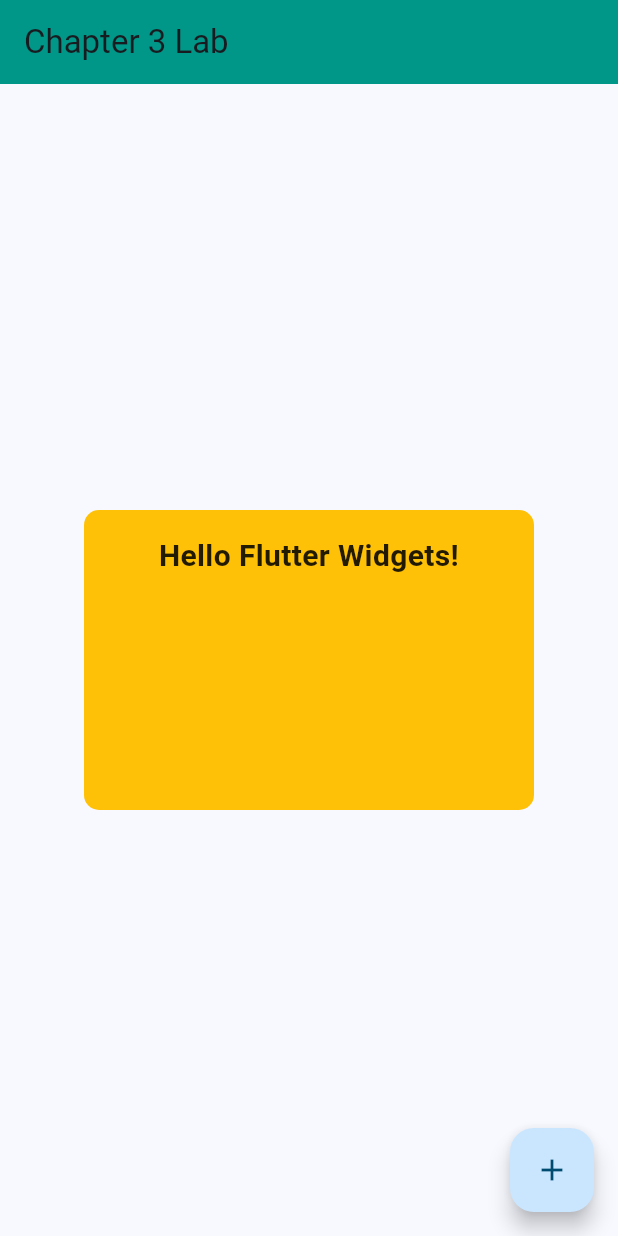
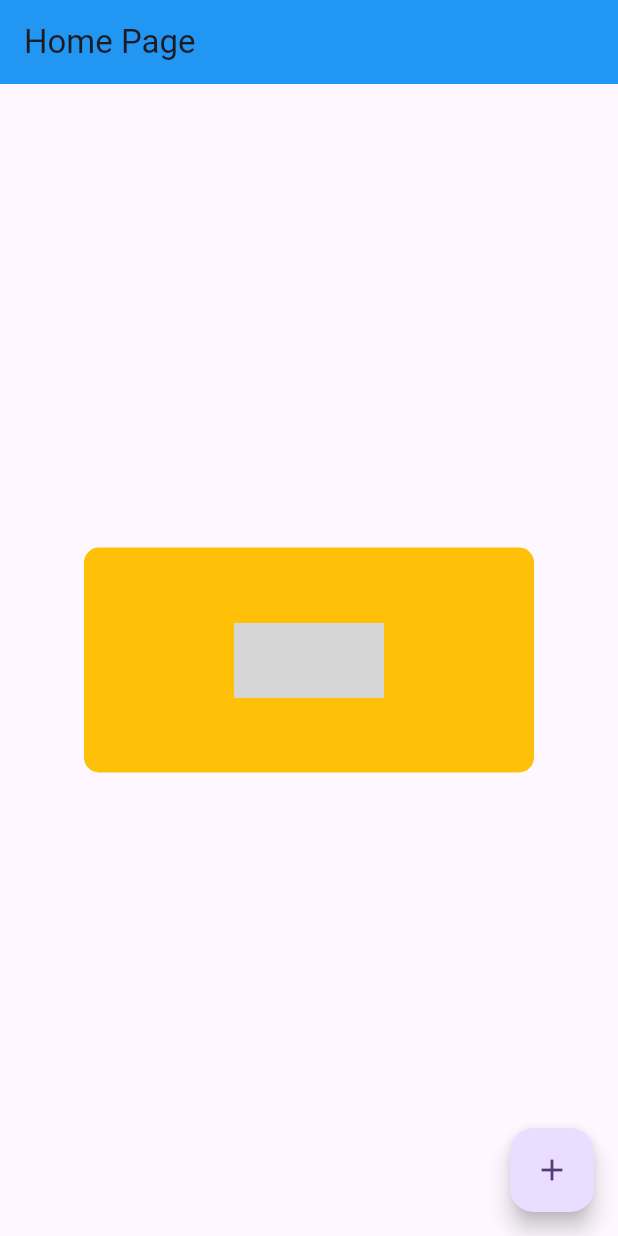
Before and after one commit to waonpimol/my_first_flutter, a Flutter app: the screen it shows after launch, on a phone screen of 412 x 824 dp. Run offline on Flutter 3.47's test engine with Material 3 defaults, Android fonts, the phone set to English and light mode, and no system bars; grey boxes are pictures that could not be loaded.

Commit message:
add container images

```diff
--- a/lib/main.dart
+++ b/lib/main.dart
@@ -13,42 +13,43 @@ class MyApp extends StatelessWidget {
   Widget build(BuildContext context) {
     // เมธอด build() ส่งคืนโครงสร้างต้นไม้วิดเจ็ตสำหรับวิดเจ็ตนี้
     return MaterialApp(
+      title: 'My Awesome App',
+      debugShowCheckedModeBanner: false, // ซ่อนแบนเนอร์ debug
       theme: ThemeData(
-        colorScheme: ColorScheme.fromSeed(seedColor: Colors.lightBlue)
+        colorScheme: ColorScheme.fromSeed(seedColor: Colors.deepPurple),
+        useMaterial3: true, // ใช้ Material Design เวอร์ชันล่าสุด
       ),
-      title: 'Flutter Demo',
-      home: const MyHomePage(), // โครงสร้างหน้าจอพื้นฐาน
+      home: const MyHomePage(), // วิดเจ็ตหน้าจอหลักของคุณ
     );
   }
 }
-
 
 class MyHomePage extends StatelessWidget {
   const MyHomePage({super.key});
 
   @override
   Widget build(BuildContext context) {
-    return Scaffold( // ให้โครงสร้างแอปพื้นฐาน
+    return Scaffold(
+      // ให้โครงสร้างแอปพื้นฐาน
       appBar: AppBar(
-        title: const Text('Chapter 3 Lab'),
-        backgroundColor: Colors.teal, // ปรับแต่งสี AppBar
+        title: const Text('Home Page'),
+        backgroundColor: Colors.blue, // ปรับแต่งสี AppBar
       ),
-      body: Center( // พื้นที่เนื้อหาหลัก
-        child: Container (
+      body: Center(
+        // พื้นที่เนื้อหาหลัก
+        child: Container(
           width: 300.0,
-          height: 200.0,
-          padding: const EdgeInsets.all(16.0),
+          height: 150.0,
+          padding: EdgeInsets.all(10.0),
           decoration: BoxDecoration(
             color: Colors.amber,
-            borderRadius: BorderRadius.circular(10.0)
+            borderRadius: BorderRadius.circular(10.0),
           ),
-          child: const Text(
-            'Hello Flutter Widgets!',
-            textAlign: TextAlign.center,
-            style: TextStyle(
-              fontSize: 20.0,
-              fontWeight: FontWeight.bold,
-              color: Colors.black87
+          child: Center(
+            child: Image.asset('assets/images/michael-sum-LEpfefQf4rU-unsplash.jpg',
+              width: 100,
+              height: 50,
+              fit: BoxFit.cover,
             ),
           ),
         ),
```
Also changed, not shown: pubspec.yaml (+7 -3 lines), asset/michael-sum-LEpfefQf4rU-unsplash.jpg (added).
